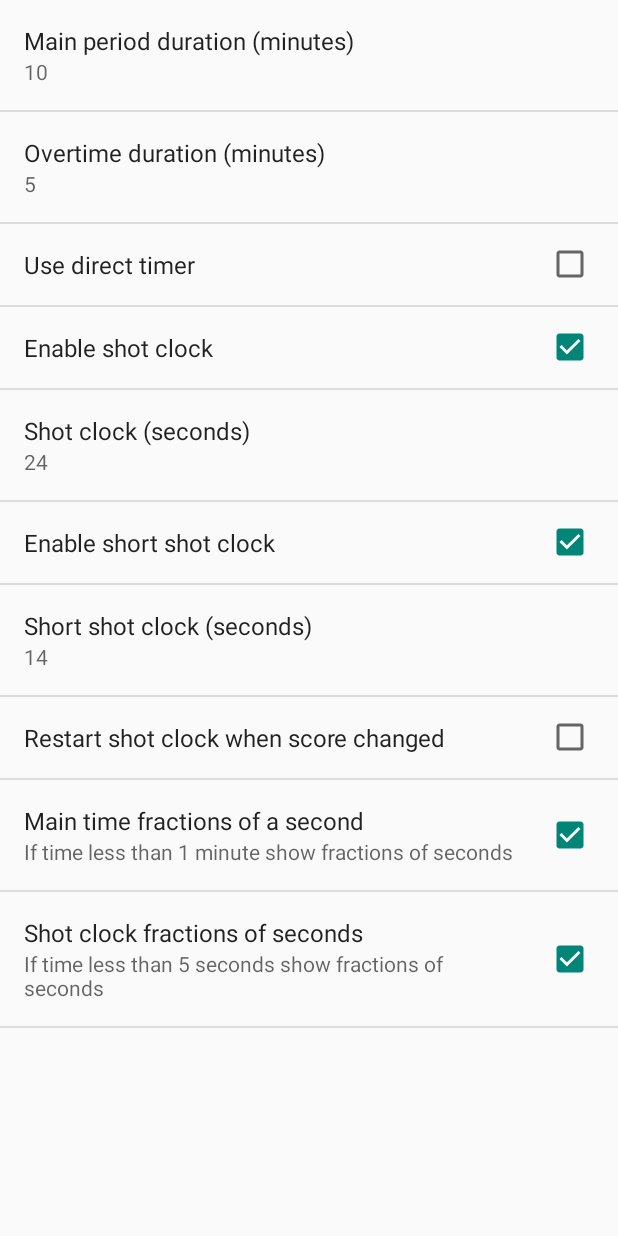
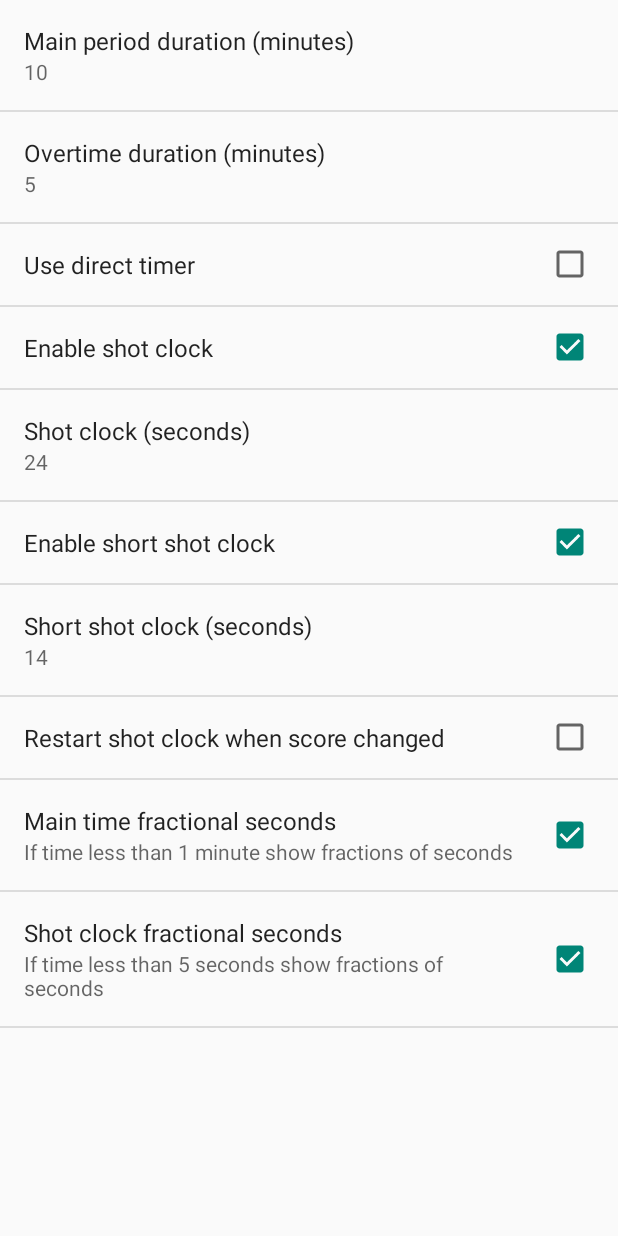
Before and after one commit to smiler25/BasketballScoreboard, an Android app: the PrefActivity screen opened directly, with no data from a screen before it, after a tap on "Time settings", on a phone screen of 412 x 824 dp. Run offline under Robolectric (Android 15) with nearby library versions, the phone set to English and light mode, and no system bars; 2 statements that could not run were skipped.

Commit message:
v.1.2.4 - release

```diff
--- a/app/src/main/java/com/smiler/basketball_scoreboard/Constants.java
+++ b/app/src/main/java/com/smiler/basketball_scoreboard/Constants.java
@@ -1,6 +1,7 @@
 package com.smiler.basketball_scoreboard;
 
 import java.text.SimpleDateFormat;
+import java.util.Locale;
 
 public class Constants {
 
@@ -16,7 +17,8 @@ public class Constants {
     public static final String FORMAT_TWO_DIGITS = "%02d";
     public static final String TIME_FORMAT_SHORT = "%d.%d";
     public static final SimpleDateFormat timeFormat = new SimpleDateFormat("mm:ss");
-    public static final SimpleDateFormat timeFormatMillis = new SimpleDateFormat("ss.S ");
+    public static final SimpleDateFormat timeFormatMillis = new SimpleDateFormat("ss.S", Locale.ENGLISH);
+    public static String API16_TIME_REGEX = "(\\d{2}\\.\\d)(\\d{1,3})";
 
     public static final String STATE_MAIN_TIME = "mainTime";
     public static final String STATE_SHOT_TIME = "shotTime";
--- a/app/src/main/java/com/smiler/basketball_scoreboard/PrefActivity.java
+++ b/app/src/main/java/com/smiler/basketball_scoreboard/PrefActivity.java
@@ -19,15 +19,15 @@ public class PrefActivity extends Activity implements SharedPreferences.OnShared
     static boolean prefChangedRestart = false;
     static boolean prefChangedNoRestart = false;
     static final String PREF_REGULAR_TIME = "regular_time_length";
-    static final String PREF_FRACTION_SECONDS_MAIN= "fraction_seconds_main";
-    static final String PREF_FRACTION_SECONDS_SHOT= "fraction_seconds_shot";
+    static final String PREF_FRACTION_SECONDS_MAIN = "fraction_seconds_main";
+    static final String PREF_FRACTION_SECONDS_SHOT = "fraction_seconds_shot";
     static final String PREF_OVERTIME = "overtime_length";
     static final String PREF_DIRECT_TIMER = "direct_timer";
     static final String PREF_SHOT_TIME = "shot_time_length";
     static final String PREF_ENABLE_SHOT_TIME = "enable_shot_time";
     static final String PREF_ENABLE_SHORT_SHOT_TIME = "enable_short_shot_time";
     static final String PREF_SHORT_SHOT_TIME = "short_shot_time_length";
-    static final String PREF_SHOT_TIME_RESTART = "short_shot_restart";
+    static final String PREF_SHOT_TIME_RESTART = "shot_time_restart";
     static final String PREF_MAX_FOULS = "max_fouls";
     static final String PREF_NUM_REGULAR = "number_of_regular_periods";
     static final String PREF_HOME_NAME = "home_team_name";
@@ -149,13 +149,11 @@ public class PrefActivity extends Activity implements SharedPreferences.OnShared
      protected void onResume() {
          super.onResume();
          prefs.registerOnSharedPreferenceChangeListener(this);
-         System.out.println(inNested);
          if (inNested) {openTimeSettings();}
      }
      @Override
      protected void onPause() {
          super.onPause();
-         System.out.println(inNested);
          prefs.unregisterOnSharedPreferenceChangeListener(this);
      }
 
--- a/app/src/main/res/values/strings_preferences.xml
+++ b/app/src/main/res/values/strings_preferences.xml
@@ -39,9 +39,9 @@
     <string name="fiba" translatable="false">FIBA</string>
     <string name="nba" translatable="false">NBA</string>
 
-    <string name="fraction_seconds_main">Main time fractions of a second</string>
+    <string name="fraction_seconds_main">Main time fractional seconds</string>
     <string name="fraction_seconds_main_descr">If time less than 1 minute show fractions of seconds</string>
-    <string name="fraction_seconds_shot">Shot clock fractions of seconds</string>
+    <string name="fraction_seconds_shot">Shot clock fractional seconds</string>
     <string name="fraction_seconds_shot_descr">If time less than 5 seconds show fractions of seconds</string>
 
     <string name="pref_clear_time">Actual playing time</string>
```
Also changed, not shown: app/src/main/java/com/smiler/basketball_scoreboard/MainActivity.java (+15 -14 lines), 1 other file.
